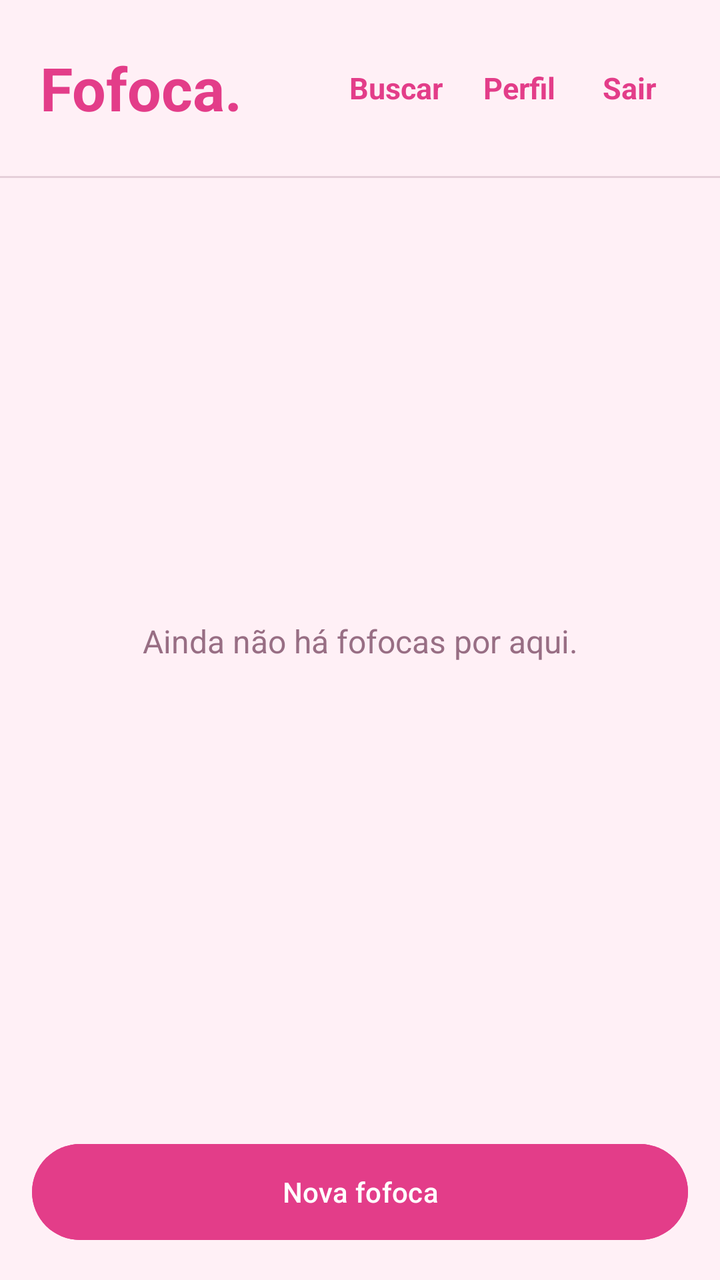
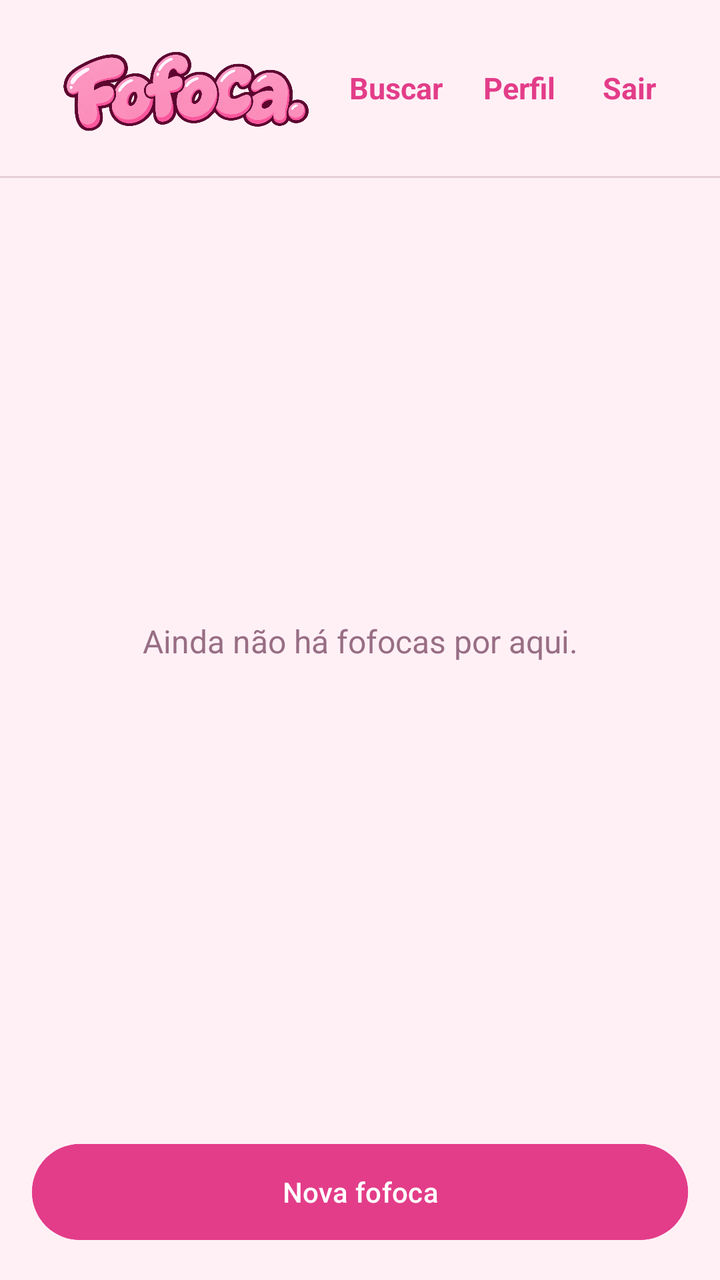

An Android layout rendered at two revisions. The XML below is the earlier revision; the diff shows what the commit changed to produce the second picture.
<!-- AndroidManifest.xml: application theme Theme.Fofoca -->
<!-- res/layout/activity_feed.xml -->
<?xml version="1.0" encoding="utf-8"?>
<LinearLayout
    xmlns:android="http://schemas.android.com/apk/res/android"
    android:id="@+id/main"
    android:layout_width="match_parent"
    android:layout_height="match_parent"
    android:orientation="vertical"
    android:background="@color/fofoca_fundo">

    <LinearLayout
        android:layout_width="match_parent"
        android:layout_height="wrap_content"
        android:orientation="horizontal"
        android:gravity="center_vertical"
        android:padding="20dp">

        <TextView
            android:layout_width="0dp"
            android:layout_height="wrap_content"
            android:layout_weight="1"
            android:text="Fofoca."
            android:textSize="30dp"
            android:textStyle="bold"
            android:textColor="@color/fofoca_rosa"/>


        <TextView
            android:id="@+id/tvBuscar"
            android:layout_width="wrap_content"
            android:layout_height="48dp"
            android:gravity="center"
            android:paddingHorizontal="8dp"
            android:text="Buscar"
            android:textSize="15sp"
            android:textStyle="bold"
            android:textColor="@color/fofoca_rosa"/>


        <TextView
            android:id="@+id/tvPerfil"
            android:layout_width="wrap_content"
            android:layout_height="48dp"
            android:gravity="center"
            android:paddingHorizontal="12dp"
            android:text="Perfil"
            android:textSize="15sp"
            android:textStyle="bold"
            android:textColor="@color/fofoca_rosa"/>

        <TextView
            android:id="@+id/tvSair"
            android:layout_width="wrap_content"
            android:layout_height="48dp"
            android:gravity="center"
            android:paddingHorizontal="12dp"
            android:text="Sair"
            android:textSize="15dp"
            android:textStyle="bold"
            android:textColor="@color/fofoca_rosa"
            android:clickable="true"
            android:focusable="true"/>

    </LinearLayout>

    <View
        android:layout_width="match_parent"
        android:layout_height="1dp"
        android:background="@color/fofoca_secundario"
        android:alpha="0.25"/>

    <FrameLayout
        android:layout_width="match_parent"
        android:layout_height="0dp"
        android:layout_weight="1">

        <androidx.recyclerview.widget.RecyclerView
            android:id="@+id/rvPosts"
            android:layout_width="match_parent"
            android:layout_height="match_parent"
            android:padding="0dp"
            android:clipToPadding="false"/>

        <TextView
            android:id="@+id/tvVazio"
            android:layout_width="match_parent"
            android:layout_height="match_parent"
            android:gravity="center"
            android:padding="24dp"
            android:text="Ainda não há fofocas por aqui."
            android:textSize="16sp"
            android:textColor="@color/fofoca_secundario"/>

    </FrameLayout>

    <Button
        android:id="@+id/btnNovaFofoca"
        android:layout_width="match_parent"
        android:layout_height="56dp"
        android:layout_margin="16dp"
        android:text="Nova fofoca"
        android:textAllCaps="false"
        android:textColor="#FFFFFF"
        android:backgroundTint="@color/fofoca_rosa"/>

</LinearLayout>
<!-- resources referenced by this layout -->
<resources>
  <color name="fofoca_fundo">#FFF0F6</color>
  <color name="fofoca_rosa">#E33D89</color>
  <color name="fofoca_secundario">#986E84</color>
  <style name="Theme.Fofoca" parent="Base.Theme.Fofoca" />
  <style name="Base.Theme.Fofoca" parent="Theme.Material3.DayNight.NoActionBar">
          
          
      </style>
</resources>

<!-- the commit's change to res/layout/activity_feed.xml (unified diff, before → after) -->
@@ -14,14 +14,13 @@
         android:gravity="center_vertical"
         android:padding="20dp">
 
-        <TextView
+        <ImageView
             android:layout_width="0dp"
-            android:layout_height="wrap_content"
+            android:layout_height="48dp"
             android:layout_weight="1"
-            android:text="Fofoca."
-            android:textSize="30dp"
-            android:textStyle="bold"
-            android:textColor="@color/fofoca_rosa"/>
+            android:src="@drawable/logo_fofoca"
+            android:scaleType="fitStart"
+            android:contentDescription="Logo Fofoca"/>
 
 
         <TextView
<!-- resource entries referenced after the edit -->
@@ -3,6 +3,7 @@
   <color name="fofoca_fundo">#FFF0F6</color>
   <color name="fofoca_rosa">#E33D89</color>
   <color name="fofoca_secundario">#986E84</color>
+  <!-- drawable logo_fofoca: png bitmap (drawable, 900756 bytes) -->
   <style name="Theme.Fofoca" parent="Base.Theme.Fofoca" />
   <style name="Base.Theme.Fofoca" parent="Theme.Material3.DayNight.NoActionBar">
           
